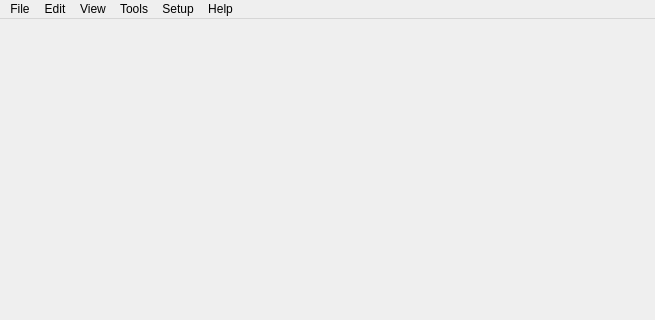
First picture: the form in src/plugins/projects/SketchProject/SketchProjectWindow.ui, repository kulhanek/nemesis-vtk, before the edit; both pictures show x 0 to 655 and y 0 to 320 of the 655 by 459 pixel window.
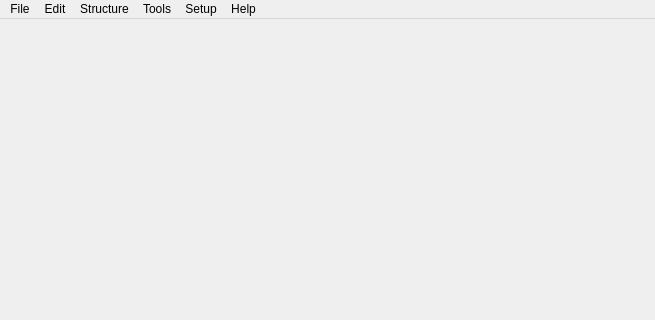
Second picture: the form after the edit. Icons and pictures are not drawn.

Patch:
```diff
--- a/src/plugins/projects/SketchProject/SketchProjectWindow.ui
+++ b/src/plugins/projects/SketchProject/SketchProjectWindow.ui
@@ -35,7 +35,7 @@
      <x>0</x>
      <y>0</y>
      <width>655</width>
-     <height>23</height>
+     <height>18</height>
     </rect>
    </property>
    <widget class="QMenu" name="menuFile">
@@ -106,7 +106,7 @@
    </widget>
    <widget class="QMenu" name="menuStructure">
     <property name="title">
-     <string>View</string>
+     <string>Structure</string>
     </property>
     <widget class="QMenu" name="menuInsert">
      <property name="title">
```
Left out of the diff: 52 changed lines with no effect on the pictures.
